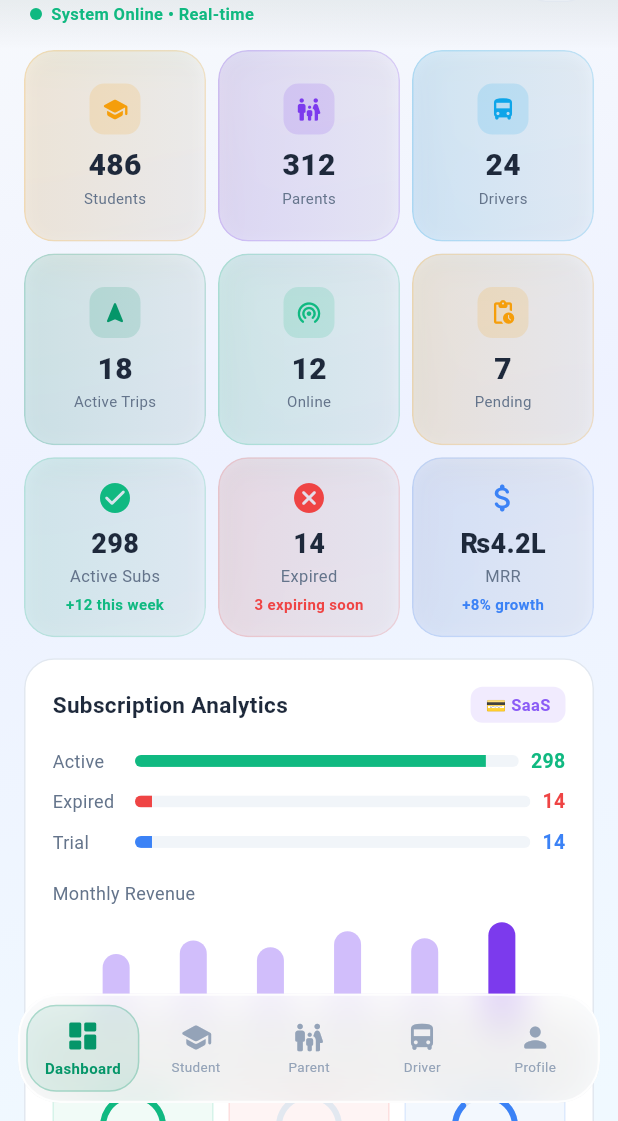
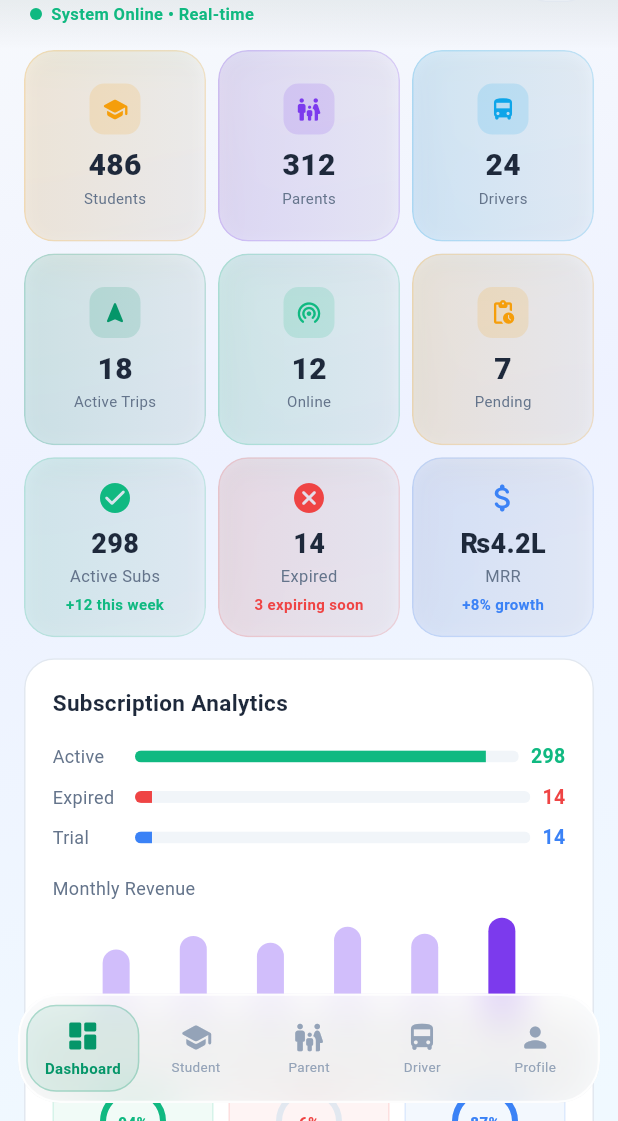
Before and after one commit to Noorulain-Shahid/transit_admin, a Flutter app: the AdminLayout screen opened by its route, on a phone screen of 412 x 824 dp, the part 115-1236 px from its top. Run offline on Flutter 3.47's test engine with Material 3 defaults, Android fonts, the light colour scheme and no system bars; our stand-ins replace firebase_auth, firebase_core, go_router, google_sign_in, image_picker, shared_preferences; accounts and stored records are empty.

Commit message:
style: Simplify Subscription Analytics header layout for improved readability

```diff
--- a/lib/screens/admin/admin_dashboard.dart
+++ b/lib/screens/admin/admin_dashboard.dart
@@ -230,9 +230,6 @@ class AdminDashboard extends StatelessWidget {
       child: Column(
         crossAxisAlignment: CrossAxisAlignment.start,
         children: [
-          Row(
-            mainAxisAlignment: MainAxisAlignment.spaceBetween,
-            children: [
           Text(
             'Subscription Analytics',
             style: TextStyle(
@@ -240,26 +237,6 @@ class AdminDashboard extends StatelessWidget {
               fontSize: 15,
               fontWeight: FontWeight.w700,
             ),
-              ),
-              Container(
-                padding: const EdgeInsets.symmetric(
-                  horizontal: 10,
-                  vertical: 4,
-                ),
-                decoration: BoxDecoration(
-                  color: AppTheme.purple.withValues(alpha: 0.12),
-                  borderRadius: BorderRadius.circular(8),
-                ),
-                child: const Text(
-                  '💳 SaaS',
-                  style: TextStyle(
-                    color: AppTheme.purple,
-                    fontSize: 11,
-                    fontWeight: FontWeight.w700,
-                  ),
-                ),
-              ),
-            ],
           ),
           const SizedBox(height: 16),
           // Progress bars
```
Lines whose indentation alone changed are shown as unchanged.
